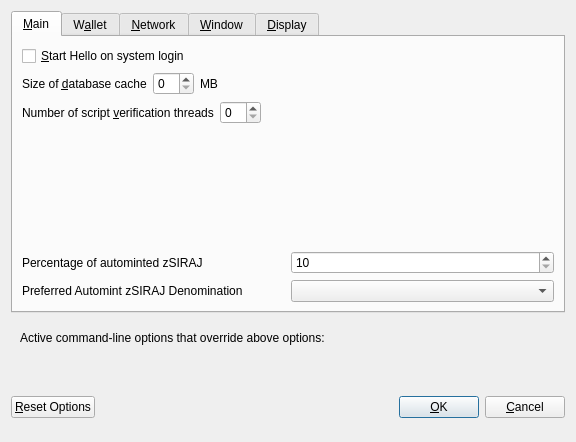
Qt form src/qt/forms/optionsdialog.ui (spayse/hello_world) before a commit.
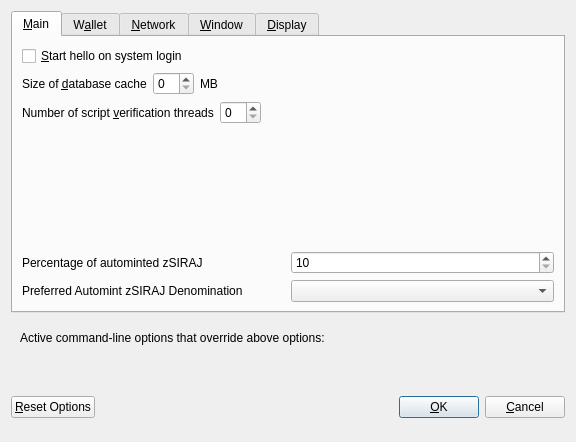
The same form after that commit. Custom widgets are drawn as their Qt base class.

What changed in the file:
```diff
--- a/src/qt/forms/optionsdialog.ui
+++ b/src/qt/forms/optionsdialog.ui
@@ -33,7 +33,7 @@
           <string>Automatically start Hello after logging in to the system.</string>
          </property>
          <property name="text">
-          <string>&amp;Start Hello on system login</string>
+          <string>&amp;Start hello on system login</string>
          </property>
         </widget>
        </item>
```
Left out of the diff: 10 changed lines with no effect on the pictures.
